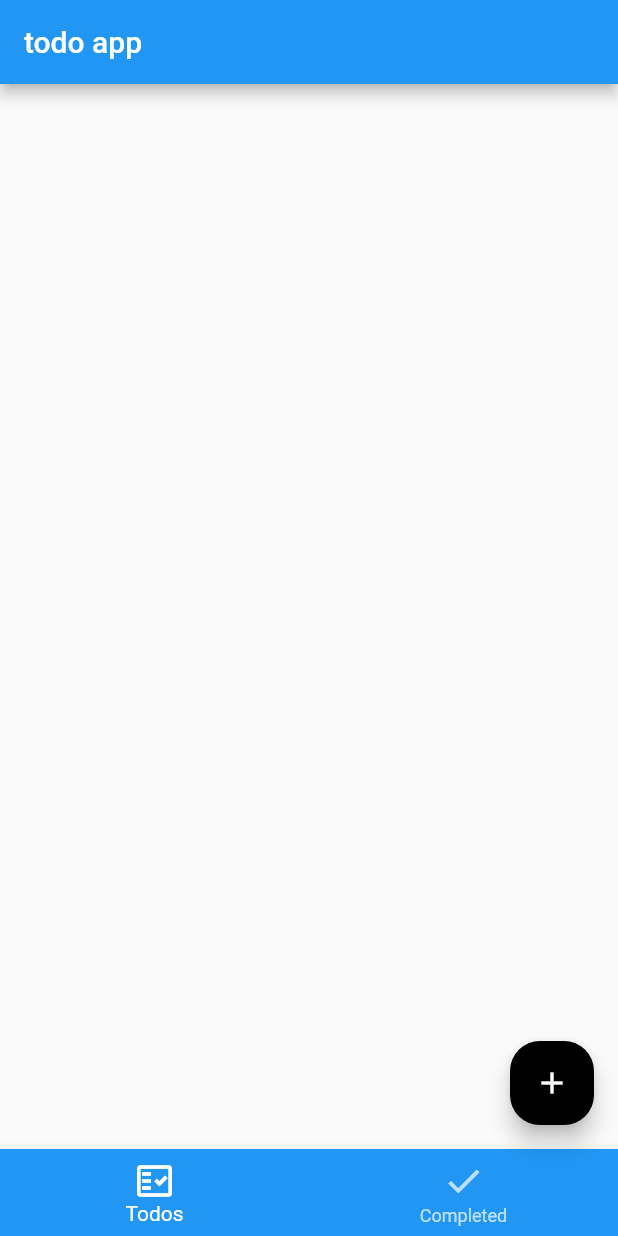
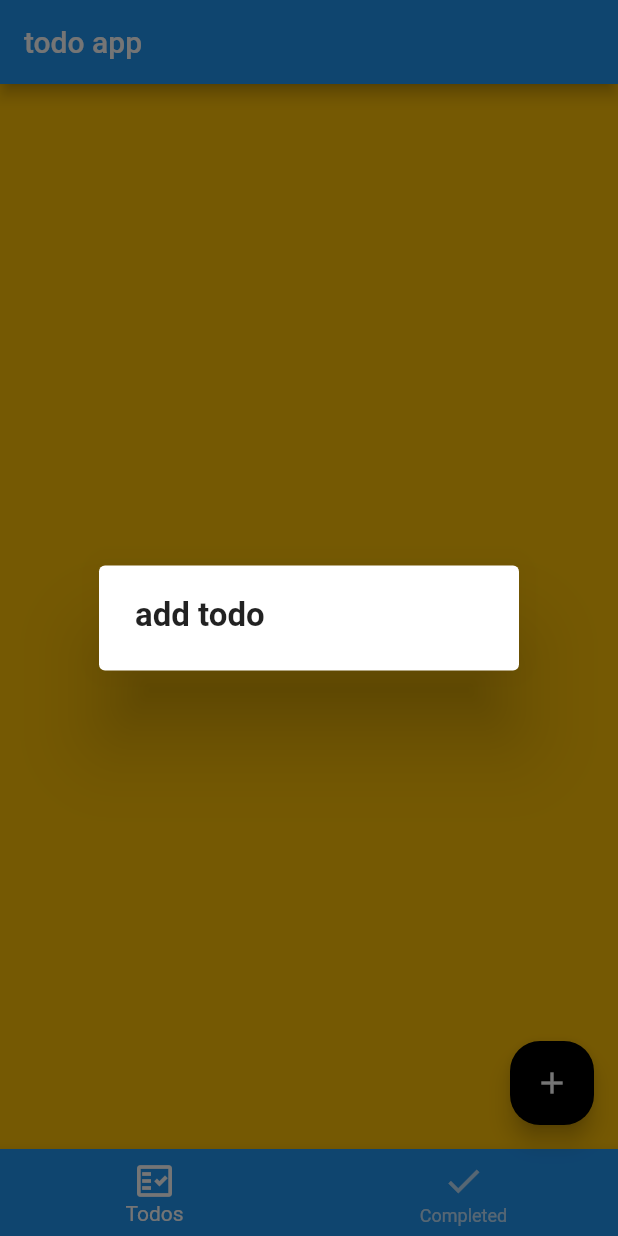
Before and after one commit to riqi3/TodoAppProvider, a Flutter app: the screen it shows after launch, after a tap on the "add" icon, on a phone screen of 412 x 824 dp. Run offline on Flutter 3.47's test engine with Material 2 defaults, Android fonts, the phone set to English and light mode, and no system bars.

Commit message:
add todo widget + dependencies
added: provider, flutter slider, uuid

```diff
--- a/todo_app_provider/lib/home.dart
+++ b/todo_app_provider/lib/home.dart
@@ -1,4 +1,5 @@
 import 'package:flutter/material.dart';
+import 'package:todo_app_provider/widgets/AddTodoDialogWidget.dart';
 
 import 'pages/Completed.dart';
 import 'pages/TodoPage.dart';
@@ -11,7 +12,7 @@ class home extends StatefulWidget {
 }
 
 class _homeState extends State<home> {
-    @override
+  @override
   Widget build(BuildContext context) {
     int selectedIndex = 0;
 
@@ -21,11 +22,13 @@ class _homeState extends State<home> {
     ];
 
     final tabs = [
-      Container(),
-      Container(),
+      Container(
+        color: Colors.amber,
+      ),
+      Container(
+        color: Colors.deepOrange,
+      ),
     ];
-
-
 
     return Scaffold(
       appBar: AppBar(
@@ -62,9 +65,12 @@ class _homeState extends State<home> {
           borderRadius: BorderRadius.circular(20),
         ),
         backgroundColor: Colors.black,
-        onPressed: () {
-          print('object');
-        },
+        onPressed: () => showDialog(
+          context: context,
+          builder: (BuildContext context) {
+            return AddTodoDialogWidget();
+          },
+        ),
         child: Icon(
           Icons.add,
         ),
--- /dev/null
+++ b/todo_app_provider/lib/widgets/AddTodoDialogWidget.dart
@@ -0,0 +1,32 @@
+import 'package:flutter/material.dart';
+
+class AddTodoDialogWidget extends StatefulWidget {
+  const AddTodoDialogWidget({super.key});
+
+  @override
+  State<AddTodoDialogWidget> createState() => _AddTodoDialogWidgetState();
+}
+
+class _AddTodoDialogWidgetState extends State<AddTodoDialogWidget> {
+
+  final _formKey = GlobalKey<FormState>();
+  String title = '';
+  String description = '';
+
+  @override
+  Widget build(BuildContext context) => AlertDialog(
+        content: Column(
+          mainAxisSize: MainAxisSize.min,
+          crossAxisAlignment: CrossAxisAlignment.start,
+          children: [
+            Text(
+              'add todo',
+              style: TextStyle(
+                fontWeight: FontWeight.bold,
+                fontSize: 22,
+              ),
+            )
+          ],
+        ),
+      );
+}
--- a/todo_app_provider/pubspec.yaml
+++ b/todo_app_provider/pubspec.yaml
@@ -35,6 +35,9 @@ dependencies:
   # The following adds the Cupertino Icons font to your application.
   # Use with the CupertinoIcons class for iOS style icons.
   cupertino_icons: ^1.0.2
+  provider: ^6.0.5
+  uuid: ^3.0.7
+  flutter_slidable: ^3.0.0
 
 dev_dependencies:
   flutter_test:
```
Also changed, not shown: todo_app_provider/pubspec.lock.
